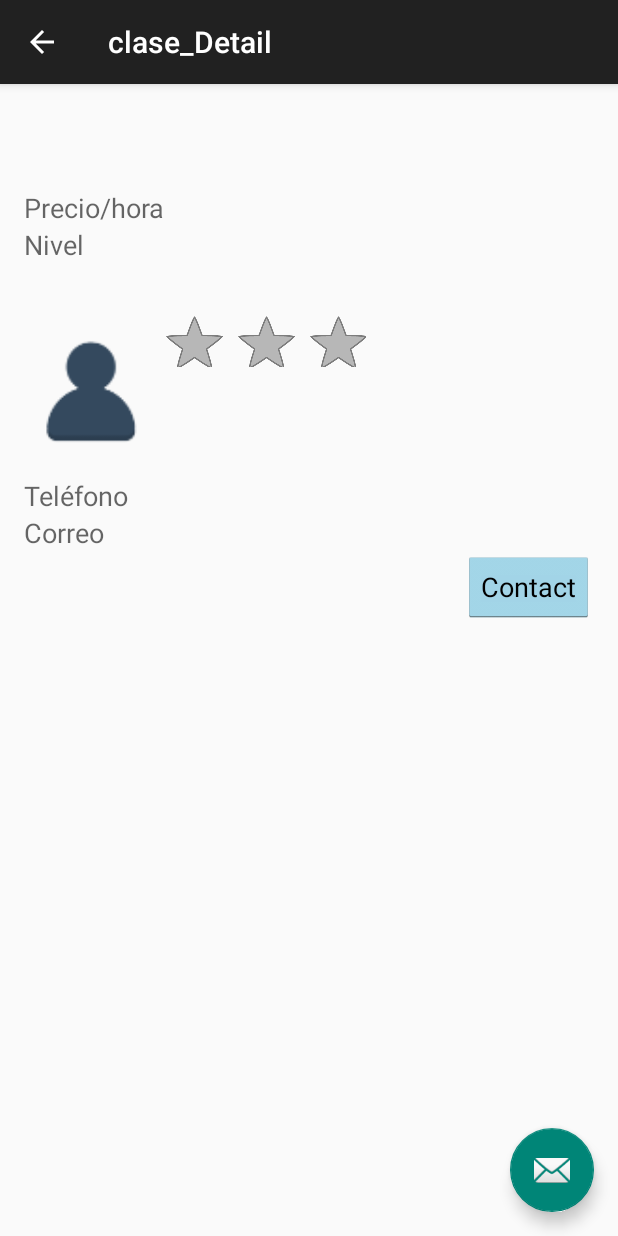
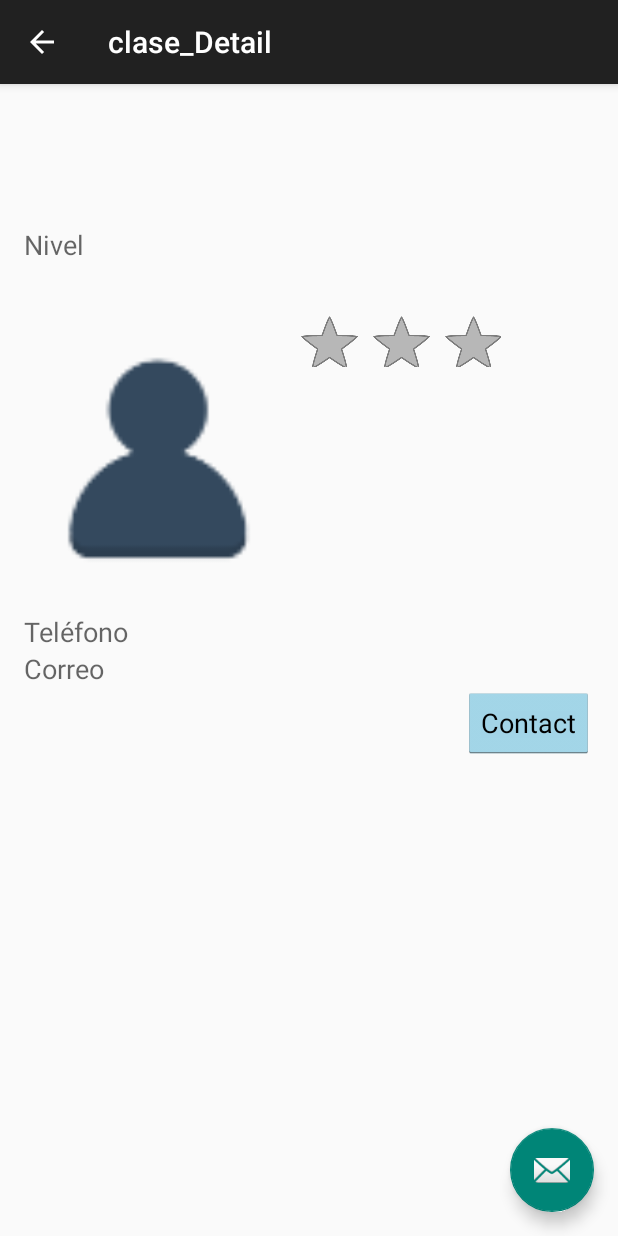
Before and after one commit to edmolten/Hackathon2015, an Android app: the Detalle_Clase screen opened directly, with no data from a screen before it, on a phone screen of 412 x 824 dp. Run offline under Robolectric (Android 15) with nearby library versions, the phone set to English and light mode, and no system bars.

Commit message:
weas estupidas

```diff
--- a/HiTutor/app/src/main/java/hackathon2015/hitutor/Detalle_Clase.java
+++ b/HiTutor/app/src/main/java/hackathon2015/hitutor/Detalle_Clase.java
@@ -45,7 +45,7 @@
 
 
         text.setText(s_titulo);
-        level.setText(s_level);
+
         rate.setRating(s_rating);
         price.setText(s_precio);
         mater.setText(s_materia);
--- a/HiTutor/app/src/main/res/layout/content_clase__detail.xml
+++ b/HiTutor/app/src/main/res/layout/content_clase__detail.xml
@@ -40,7 +40,7 @@
                 android:layout_height="wrap_content"
                 android:textAppearance="?android:attr/textAppearanceMedium"
                 android:text="Precio/hora"
-                android:id="@+id/detail_level"
+                android:id="@+id/detail_price"
                 android:digits="True" />
 
             <TextView
@@ -48,7 +48,7 @@
                 android:layout_height="wrap_content"
                 android:textAppearance="?android:attr/textAppearanceMedium"
                 android:text="Nivel"
-                android:id="@+id/clase_nivel" />
+                android:id="@+id/detail_level" />
 
             <TextView
                 android:layout_width="match_parent"
@@ -62,32 +62,25 @@
 
     <LinearLayout
         android:orientation="horizontal"
-        android:layout_width="match_parent"
+        android:layout_width="362dp"
         android:layout_height="wrap_content">
 
         <LinearLayout
             android:orientation="vertical"
-            android:layout_width="90dp"
-            android:layout_height="113dp"
+            android:layout_width="wrap_content"
+            android:layout_height="wrap_content"
             android:weightSum="1">
 
             <ImageView
-                android:layout_width="match_parent"
-                android:layout_height="match_parent"
+                android:layout_width="180dp"
+                android:layout_height="204dp"
                 android:id="@+id/imageView2"
                 android:src="@mipmap/ic_default_profile_img" />
         </LinearLayout>
 
         <LinearLayout
             android:orientation="vertical"
-            android:layout_width="wrap_content"
-            android:layout_height="89dp">
-
-        </LinearLayout>
-
-        <LinearLayout
-            android:orientation="vertical"
-            android:layout_width="match_parent"
+            android:layout_width="294dp"
             android:layout_height="98dp">
 
             <LinearLayout
@@ -96,7 +89,7 @@
                 android:layout_height="40dp">
 
                 <RatingBar
-                    android:layout_width="205dp"
+                    android:layout_width="298dp"
                     android:layout_height="wrap_content"
                     android:id="@+id/detail_rating"
                     android:numStars="5" />
--- a/HiTutor/app/src/main/res/layout/content_welcome.xml
+++ b/HiTutor/app/src/main/res/layout/content_welcome.xml
@@ -23,6 +23,7 @@
         android:textAppearance="?android:attr/textAppearanceLarge"
         android:text="Nuevo Usuario"
         android:id="@+id/nuevo_usuario"
+        android:clickable="true"
         android:gravity="center_vertical|center_horizontal"
         android:layout_marginTop="20dp"
         android:onClick="onNuevoUsuarioClick" />
@@ -35,6 +36,6 @@
         android:id="@+id/ingresar"
         android:gravity="center_vertical"
         android:layout_marginTop="20dp"
-        android:onClick="onIngresarClick" />
-
+        android:onClick="onIngresarClick"
+        android:clickable="true"/>
 </LinearLayout>
```
Also changed, not shown: HiTutor/app/src/main/java/hackathon2015/hitutor/clases_result/Clase.java (+3 -8 lines).
